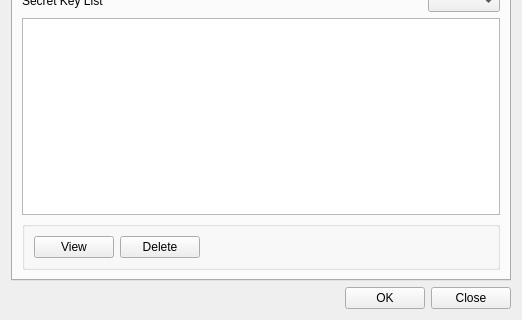
Before: the Qt Designer form CryptokiMan/hsm_man_dlg.ui in jykim74/CryptokiMan, drawn with Qt 5; both pictures show x 0 to 522 and y 158 to 478 of the 522 by 478 pixel window.
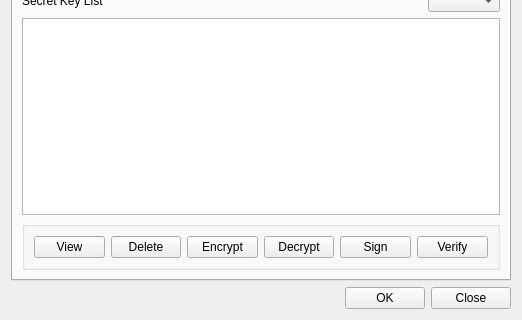
After: the same form once the commit is applied. The open tabs and pages were chosen to show the change.

Commit message: HSM 관리 추가 기능 구현

```diff
--- a/CryptokiMan/hsm_man_dlg.ui
+++ b/CryptokiMan/hsm_man_dlg.ui
@@ -611,6 +611,26 @@
          <layout class="QVBoxLayout" name="verticalLayout_9">
           <item>
            <layout class="QGridLayout" name="gridLayout_5">
+            <item row="0" column="3">
+             <spacer name="horizontalSpacer_7">
+              <property name="orientation">
+               <enum>Qt::Horizontal</enum>
+              </property>
+              <property name="sizeHint" stdset="0">
+               <size>
+                <width>40</width>
+                <height>20</height>
+               </size>
+              </property>
+             </spacer>
+            </item>
+            <item row="0" column="5">
+             <widget class="QPushButton" name="mSecretDecryptBtn">
+              <property name="text">
+               <string>Decrypt</string>
+              </property>
+             </widget>
+            </item>
             <item row="0" column="1">
              <widget class="QPushButton" name="mSecretViewBtn">
               <property name="text">
@@ -625,18 +645,26 @@
               </property>
              </widget>
             </item>
-            <item row="0" column="3">
-             <spacer name="horizontalSpacer_7">
-              <property name="orientation">
-               <enum>Qt::Horizontal</enum>
+            <item row="0" column="6">
+             <widget class="QPushButton" name="mSecretSignBtn">
+              <property name="text">
+               <string>Sign</string>
               </property>
-              <property name="sizeHint" stdset="0">
-               <size>
-                <width>40</width>
-                <height>20</height>
-               </size>
+             </widget>
+            </item>
+            <item row="0" column="4">
+             <widget class="QPushButton" name="mSecretEncryptBtn">
+              <property name="text">
+               <string>Encrypt</string>
               </property>
-             </spacer>
+             </widget>
+            </item>
+            <item row="0" column="7">
+             <widget class="QPushButton" name="mSecretVerifyBtn">
+              <property name="text">
+               <string>Verify</string>
+              </property>
+             </widget>
             </item>
            </layout>
           </item>
```
Left out of the diff: 117 changed lines with no effect on the pictures. The commit also changes 2 other files.
